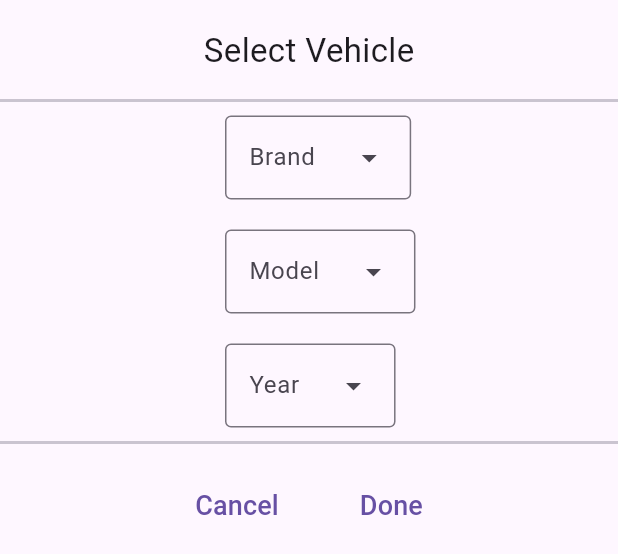
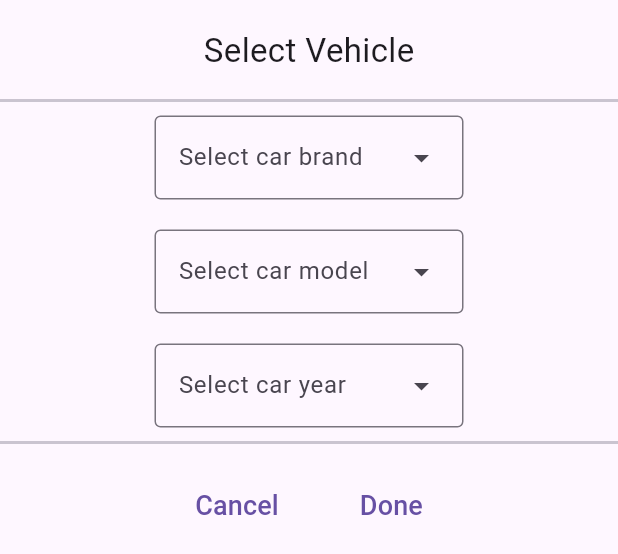
Before and after one commit to conect2ai/search_app, a Flutter app: the VehicleFormDialog widget shown alone on an empty page, opened directly, on a phone screen of 412 x 824 dp. Shown: the top 554 px of the screen. Run offline on Flutter 3.47's test engine with Material 3 defaults, Android fonts, the phone set to English and light mode, and no system bars; our stand-ins replace bloc, flutter_bloc, flutter_dotenv, flutter_modular, flutter_secure_storage, flutter_spinkit and 2 more; missing offline and left inert: audio_waveforms; accounts and stored records are empty.

Commit message:
[Feat]-Selecao de ano do veiculo implemetado

```diff
--- a/lib/app/features/chat/interactor/blocs/vehicle_form/vehicle_form_bloc.dart
+++ b/lib/app/features/chat/interactor/blocs/vehicle_form/vehicle_form_bloc.dart
@@ -14,18 +14,26 @@ class VehicleFormBloc with SecureStorage {
       BehaviorSubject.seeded([]);
   Stream<List<String>> get brandsStream => _brandsController.stream;
   Sink<List<String>> get brandsSink => _brandsController.sink;
+
   final StreamController<List<String>> _modelsController =
       BehaviorSubject.seeded([]);
   Stream<List<String>> get modelsStream => _modelsController.stream;
   Sink<List<String>> get modelsSink => _modelsController.sink;
 
+  final StreamController<List<String>> _yearsController =
+      BehaviorSubject.seeded([]);
+  Stream<List<String>> get yearsStream => _yearsController.stream;
+  Sink<List<String>> get yearsSink => _yearsController.sink;
+
   Map<String, dynamic> vehicles = {};
   List<String> _brands = [];
   List<String> _models = [];
+  List<String> _years = [];
 
   void getAvailableVehicles() async {
     _brands = [];
     _models = [];
+    _years = [];
     vehicles = await _vehicleInfoRepository.getVehicleInfo();
   }
 
@@ -49,6 +57,17 @@ class VehicleFormBloc with SecureStorage {
     modelsSink.add(_models);
   }
 
+  void updateYearsList(String brand, String model) {
+    _years = [];
+    final modelsMap = vehicles[brand];
+    print(modelsMap.runtimeType);
+    final yearsList = modelsMap[model] as List<dynamic>;
+    for (var year in yearsList) {
+      _years.add(year.toString());
+    }
+    yearsSink.add(_years);
+  }
+
   void saveVehicleData(Map<String, String> vehicleInfo) {
     writeSecureData('brand', vehicleInfo['brand']);
     writeSecureData('model', vehicleInfo['model']);
--- a/lib/app/features/chat/ui/widgets/custom_dropdown_menu.dart
+++ b/lib/app/features/chat/ui/widgets/custom_dropdown_menu.dart
@@ -3,23 +3,27 @@ import 'package:flutter/material.dart';
 class CustomDropdownMenu<T> extends StatelessWidget {
   List<DropdownMenuEntry<T>> items;
   String label;
+  String hintText;
   T? initialValue;
   ValueChanged<T?> onChanged;
   CustomDropdownMenu(
       {required this.items,
       this.initialValue,
       required this.label,
+      required this.hintText,
       required this.onChanged,
       super.key});
 
   @override
   Widget build(BuildContext context) {
     return DropdownMenu<T>(
+        width: MediaQuery.of(context).size.width * 0.5,
         onSelected: (value) {
           onChanged(value);
         },
         initialSelection: initialValue,
         label: Text(label),
+        hintText: hintText,
         dropdownMenuEntries: items);
   }
 }
--- a/lib/app/features/chat/ui/widgets/vehicle_form_dialog.dart
+++ b/lib/app/features/chat/ui/widgets/vehicle_form_dialog.dart
@@ -51,15 +51,6 @@ class _VehicleFormDialogState extends State<VehicleFormDialog>
     'Focus': ['2022', '2023', '2024'],
   };
 
-  @override
-  Widget build(BuildContext context) {
-    return dialogWithButtons(
-        title: 'Select Vehicle',
-        content: _buildForm(),
-        actions: ['Cancel', 'Done'],
-        callBack: onTapActions);
-  }
-
   void _updateModelItems(String? value) {
     setState(() {
       _vehicleData['brand'] = value;
@@ -70,7 +61,7 @@ class _VehicleFormDialogState extends State<VehicleFormDialog>
   void _updateYearItems(String? value) {
     setState(() {
       _vehicleData['model'] = value;
-      // _yearItems = years[value] ?? [];
+      _vehicleFormBloc.updateYearsList(_vehicleData['brand']!, value!);
     });
   }
 
@@ -80,13 +71,22 @@ class _VehicleFormDialogState extends State<VehicleFormDialog>
     });
   }
 
+  @override
+  Widget build(BuildContext context) {
+    return dialogWithButtons(
+        title: 'Select Vehicle',
+        content: _buildForm(),
+        actions: ['Cancel', 'Done'],
+        callBack: onTapActions);
+  }
+
   Widget _buildForm() {
     return Form(
       key: _vehicleFormKey,
       child: Wrap(
-          alignment: WrapAlignment.center,
+          alignment: WrapAlignment.start,
           spacing: 20,
-          runSpacing: 20,
+          runSpacing: 30,
           direction: Axis.vertical,
           children: [
             StreamBuilder<List<String>>(
@@ -99,11 +99,14 @@ class _VehicleFormDialogState extends State<VehicleFormDialog>
                   }
                   return CustomDropdownMenu<String>(
                     items: _brandItems
-                        .map((brand) =>
-                            DropdownMenuEntry(value: brand, label: brand))
+                        .map((brand) => DropdownMenuEntry(
+                              value: brand,
+                              label: brand,
+                            ))
                         .toList(),
                     onChanged: _updateModelItems,
-                    label: 'Brand',
+                    label: 'Select car brand',
+                    hintText: 'Select car brand',
                   );
                 }),
             StreamBuilder<List<String>>(
@@ -120,16 +123,28 @@ class _VehicleFormDialogState extends State<VehicleFormDialog>
                             DropdownMenuEntry(value: model, label: model))
                         .toList(),
                     onChanged: _updateYearItems,
-                    label: 'Model',
+                    label: 'Select car model',
+                    hintText: 'Select car model',
                   );
                 }),
-            CustomDropdownMenu<String>(
-              items: _yearItems
-                  .map((year) => DropdownMenuEntry(value: year, label: year))
-                  .toList(),
-              onChanged: _updateYearInfo,
-              label: 'Year',
-            ),
+            StreamBuilder<List<String>>(
+                stream: _vehicleFormBloc.yearsStream,
+                builder: (context, snapshot) {
+                  if (snapshot.data != null) {
+                    if (snapshot.data!.isNotEmpty) {
+                      _yearItems = snapshot.data!;
+                    }
+                  }
+                  return CustomDropdownMenu<String>(
+                    items: _yearItems
+                        .map((year) =>
+                            DropdownMenuEntry(value: year, label: year))
+                        .toList(),
+                    onChanged: _updateYearInfo,
+                    label: 'Select car year',
+                    hintText: 'Select car year',
+                  );
+                }),
           ]),
     );
   }
```
